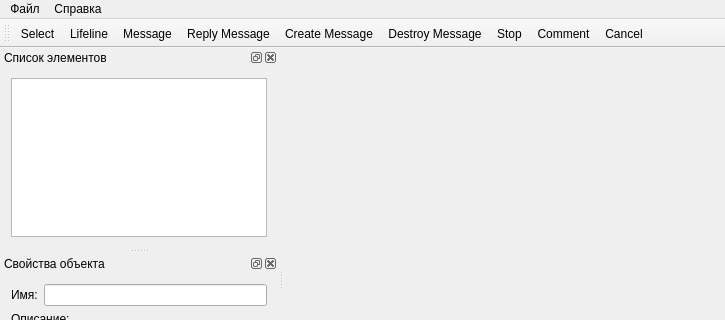
This is sumleditor/sumleditor/sumleditor.ui in ARyaskov/SmilingMoose as Qt 5 draws it before an edit; both pictures show x 0 to 725 and y 0 to 320 of the 725 by 532 pixel window. The edited form follows.
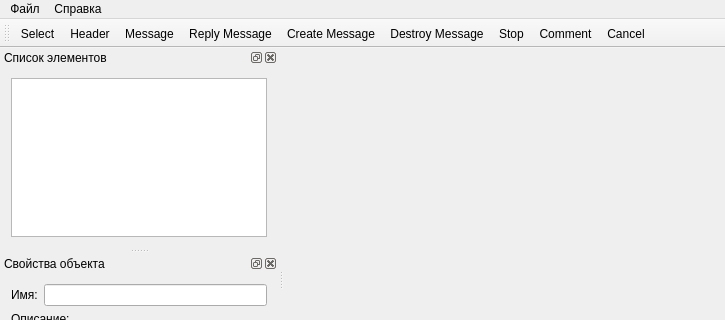
This is the edited form. Icons and pictures are not drawn.

```diff
--- a/sumleditor/sumleditor/sumleditor.ui
+++ b/sumleditor/sumleditor/sumleditor.ui
@@ -259,7 +259,7 @@
      <normaloff>:/sumleditor/resources/lifeline.bmp</normaloff>:/sumleditor/resources/lifeline.bmp</iconset>
    </property>
    <property name="text">
-    <string>Lifeline</string>
+    <string>Header</string>
    </property>
   </action>
   <action name="actMessage">
```
Left out of the diff: 12 changed lines with no effect on the pictures.
